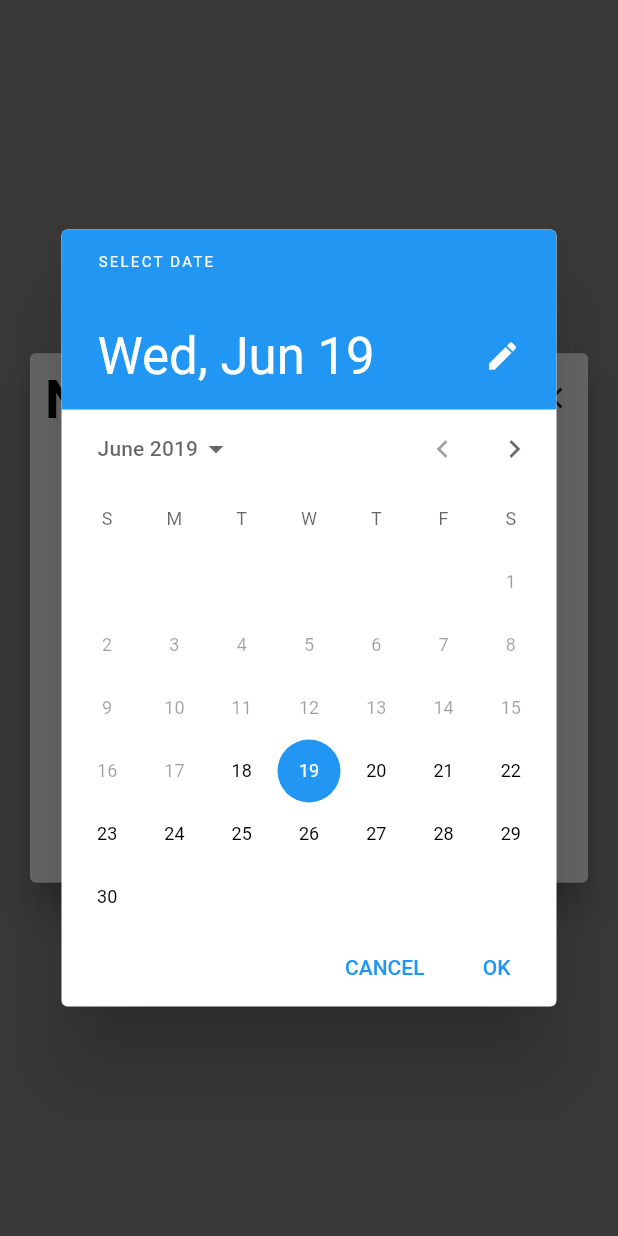
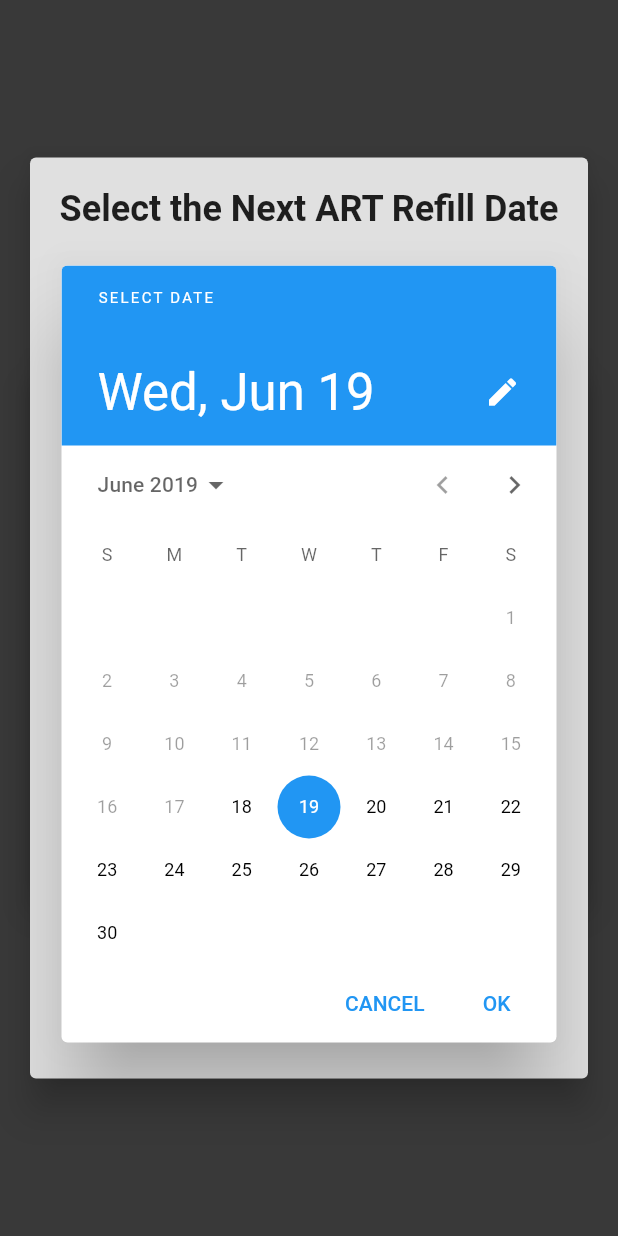
Before and after one commit to chrisly-bear/PEBRApp, a Flutter app: the ARTRefillScreen widget shown alone on an empty page, opened directly with empty values, after a tap on "CHANGE DATE", on a phone screen of 412 x 824 dp. Run offline on Flutter 3.47's test engine with Material 2 defaults, Android fonts, the phone set to English and light mode, and no system bars; our stand-ins replace flushbar, shared_preferences, sqflite; missing offline and left inert: password, spreadsheet_decoder; accounts and stored records are empty.

Commit message:
Also show instructions above date picker for changing the refill date.

```diff
--- a/lib/screens/ARTRefillScreen.dart
+++ b/lib/screens/ARTRefillScreen.dart
@@ -38,7 +38,7 @@ class ARTRefillScreen extends StatelessWidget {
   }
 
   void _onPressChangeDate(BuildContext context) async {
-    DateTime newDate = await _showDatePicker(context);
+    DateTime newDate = await _showDatePickerWithTitle(context, 'Select the Next ART Refill Date');
     if (newDate != null) {
       final ARTRefill artRefill = ARTRefill(this._patient.artNumber, RefillType.CHANGE_DATE(), nextRefillDate: newDate);
       await PatientBloc.instance.sinkARTRefillData(artRefill);
```
